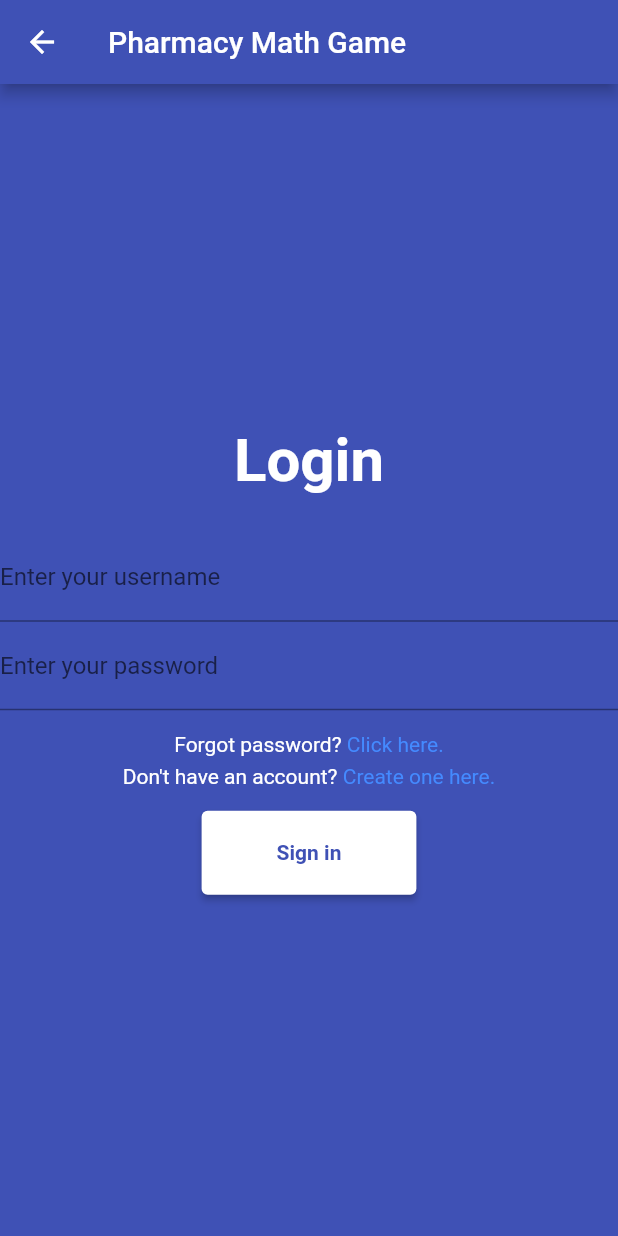
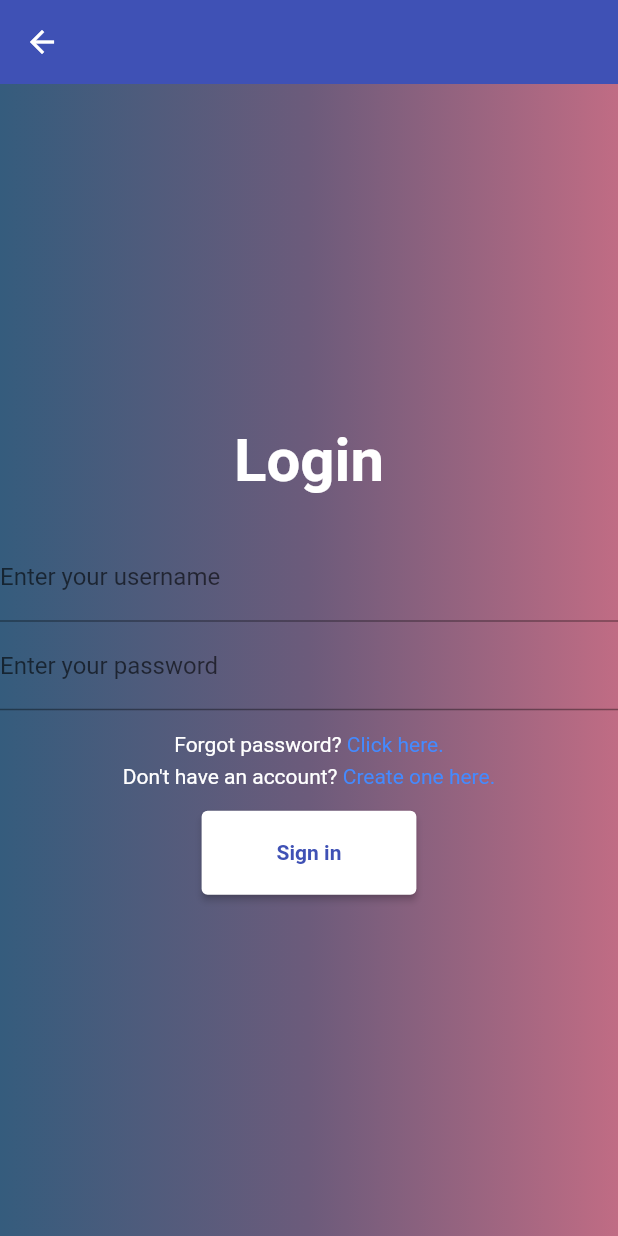
Before and after one commit to ianscodecastle/PharmacyMathGame, a Flutter app: the LoginScreen screen opened directly, on a phone screen of 412 x 824 dp. Run offline on Flutter 3.47's test engine with Material 2 defaults, Android fonts, the phone set to English and light mode, and no system bars; our stand-ins replace flutter_svg; missing offline and left inert: dart:js.

Commit message:
applied gradient to login screen

```diff
--- a/math_game/lib/screens/login_screen.dart
+++ b/math_game/lib/screens/login_screen.dart
@@ -26,12 +26,13 @@ class LoginScreen extends StatelessWidget {
     return Scaffold(
       backgroundColor: kPrimaryColor,
       appBar: AppBar(
-        title: const Text('Pharmacy Math Game'),
-        backgroundColor: kPrimaryColor,
+        backgroundColor: Colors.transparent,
+        elevation: 0,
       ),
-      body: Column(
+      body: Container(
+        decoration: BoxDecoration(gradient: kPrimaryGradient),
+        child: Column(
           mainAxisAlignment: MainAxisAlignment.center,
-        //crossAxisAlignment: CrossAxisAlignment.start,
           children: [
             Align(
               alignment: Alignment.center,
@@ -141,8 +142,9 @@ class LoginScreen extends StatelessWidget {
                   }
                 //respond to button press
               },
-          )
+            ),
           ],
+        ),
       ),
     );
   }
```
Lines whose indentation alone changed are shown as unchanged.
